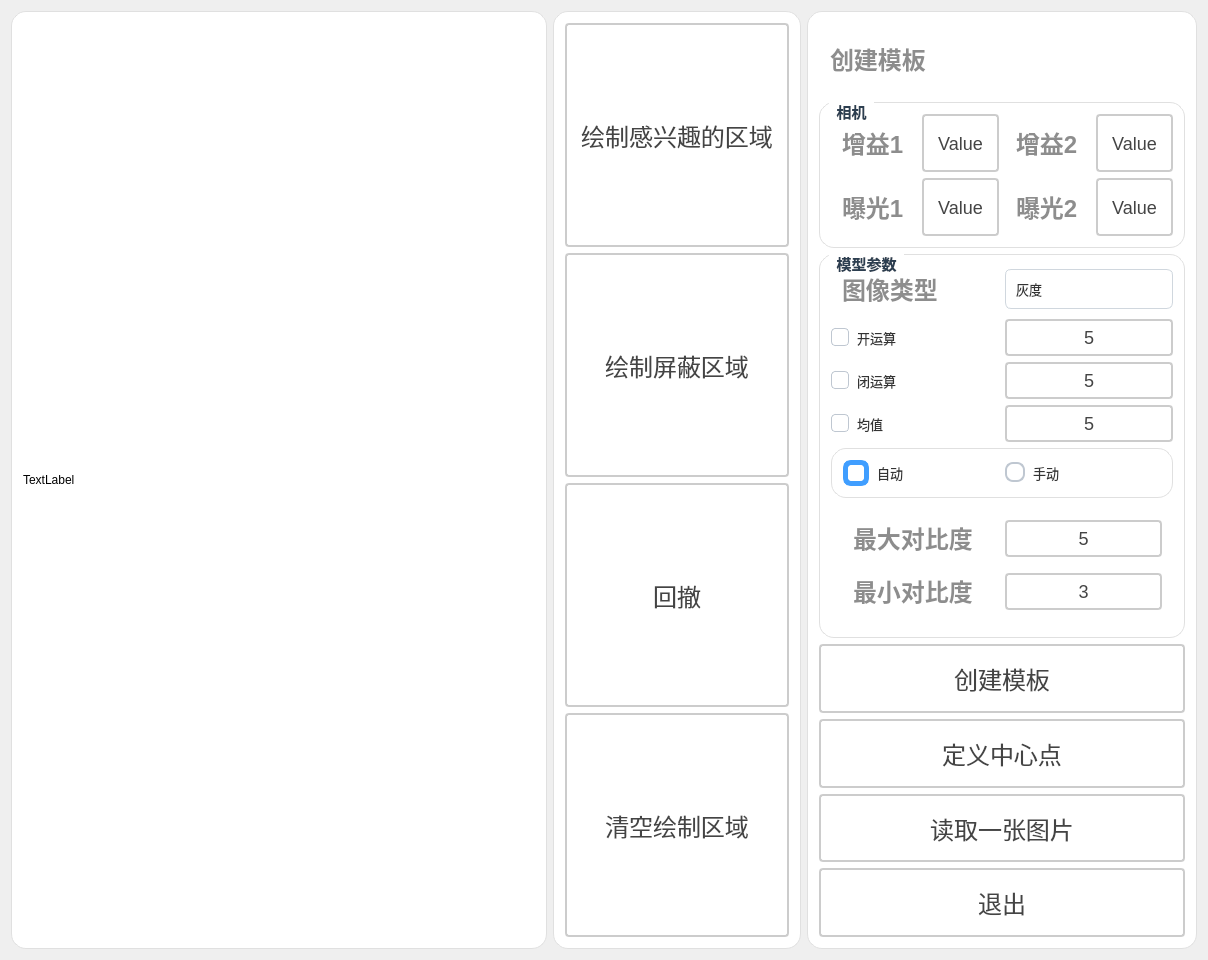
Before: the Qt Designer form PunchPressVision/UI/PunchPressUI/ui/Dlg_createshapemodel.ui in WIND-ROAD-RUN/PunchPressVision, drawn with Qt 5.
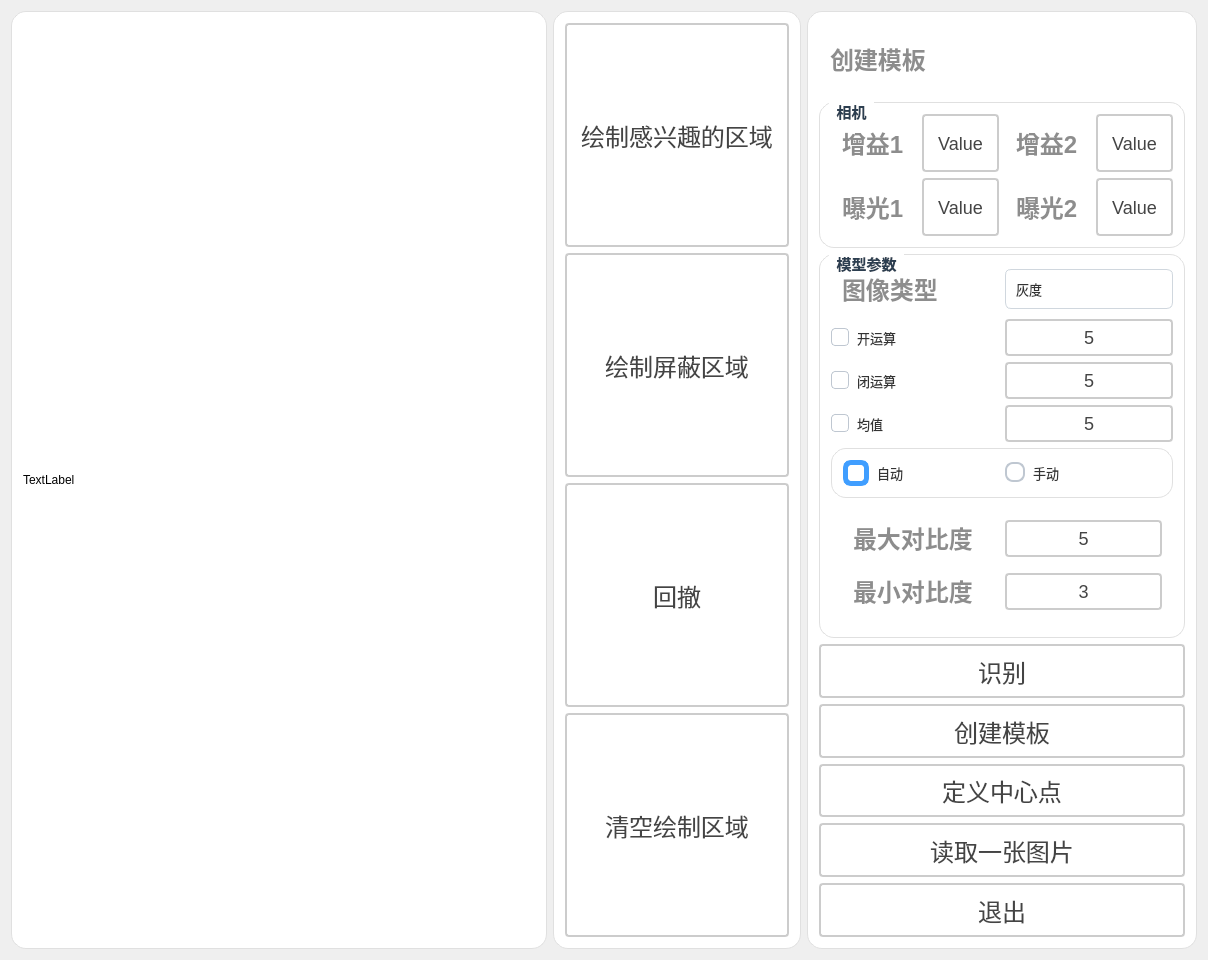
After: the same form once the commit is applied.

Commit message:
模板训练界面支持识别测试与结果可视化
新增“识别”按钮，支持在创建模型前基于当前参数和ROI进行临时模板匹配测试。ShapeModeManagerBun 增加 testRecognize 方法，ShapeEditor 支持识别结果标记显示。优化参数构建与校验，完善模型数据结构，提升用户体验和训练可靠性。

What changed in the file:
```diff
--- a/PunchPressVision/UI/PunchPressUI/ui/Dlg_createshapemodel.ui
+++ b/PunchPressVision/UI/PunchPressUI/ui/Dlg_createshapemodel.ui
@@ -1140,6 +1140,39 @@
           </item>
           <item>
            <layout class="QVBoxLayout" name="verticalLayout_4">
+            <item>
+             <widget class="QPushButton" name="btn_recognize">
+              <property name="sizePolicy">
+               <sizepolicy hsizetype="Expanding" vsizetype="Expanding">
+                <horstretch>0</horstretch>
+                <verstretch>0</verstretch>
+               </sizepolicy>
+              </property>
+              <property name="styleSheet">
+               <string notr="true">QPushButton {
+    padding: 6px 14px;
+    border: 2px solid #CCC;
+    border-radius: 4px;
+    background-color: white;
+    color: #444;
+    font-size: 24px;
+}
+
+QPushButton:hover {
+    border-color: #999;
+    background-color: #F5F5F5;
+}
+
+QPushButton:pressed {
+    border-color: #777;
+    background-color: #EEE;
+}</string>
+              </property>
+              <property name="text">
+               <string>识别</string>
+              </property>
+             </widget>
+            </item>
             <item>
              <widget class="QPushButton" name="btn_createShapeModel">
               <property name="sizePolicy">
```
The commit also changes 8 other files.
